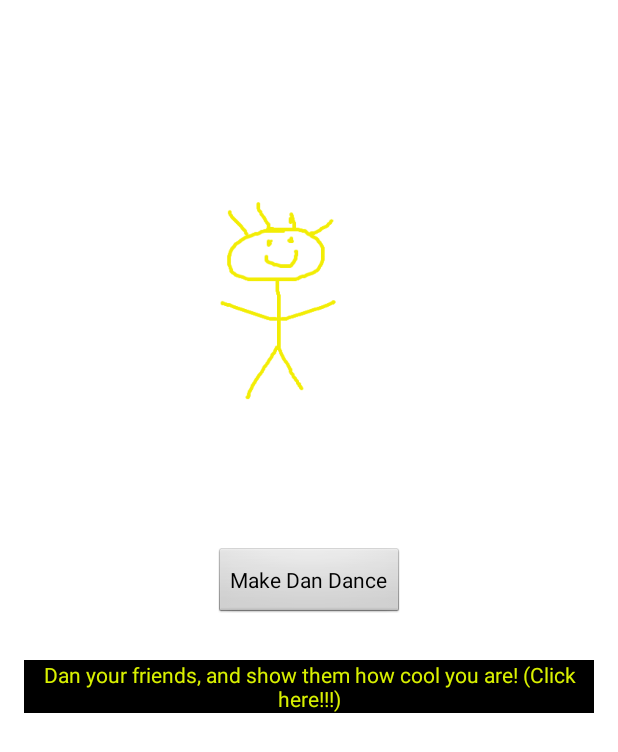
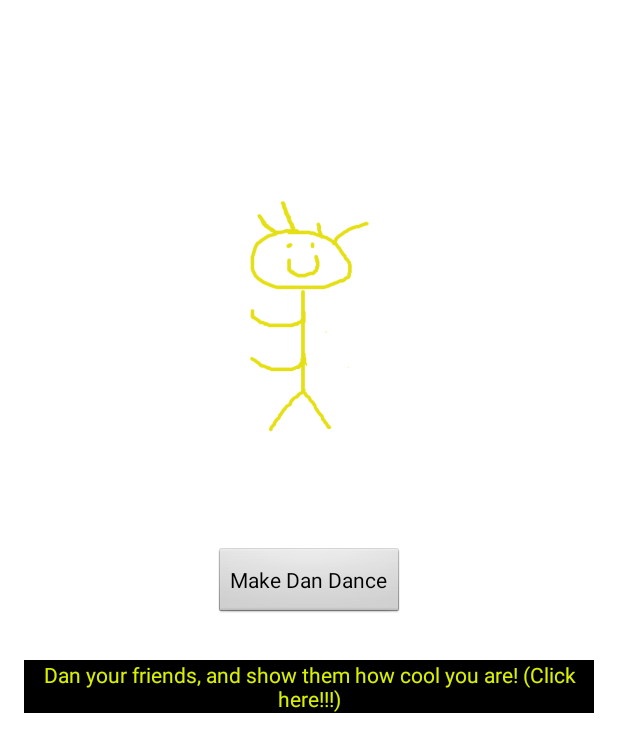
Before and after one commit to bmirisola/Dan-the-Dancing-Yellow-Man, an Android app: the screen it shows after launch (MainActivity), after a tap on "Make Dan Dance", on a phone screen of 412 x 824 dp. Shown: the top 752 px of the screen. Run offline under Robolectric (Android 15) with nearby library versions, the phone set to English and light mode, and no system bars; our stand-ins replace AdMob.

Commit message:
added chaning dan picture

```diff
--- /dev/null
+++ b/app/src/main/java/zabbandco/danthedancingyellowman/Constants.java
@@ -0,0 +1,4 @@
+package zabbandco.danthedancingyellowman;
+
+public enum Constants {
+}
--- a/app/src/main/java/zabbandco/danthedancingyellowman/MainActivity.java
+++ b/app/src/main/java/zabbandco/danthedancingyellowman/MainActivity.java
@@ -1,15 +1,19 @@
 package zabbandco.danthedancingyellowman;
 
 import android.app.Activity;
+import android.content.res.TypedArray;
 import android.os.Bundle;
 import android.view.View;
 import android.widget.Button;
+import android.widget.ImageView;
 
 // <string name="banner_ad_unit_id">ca-app-pub-3940256099942544/6300978111</string> - test
 // <string name="banner_ad_unit_id">ca-app-pub-9744674999881322/4453831094</string> - real bottom
 
 public class MainActivity extends Activity {
-    Button danceButton;
+    private Button danceButton;
+    private TypedArray danImgs;
+    ImageView dancer;
 
 
     @Override
@@ -17,18 +21,22 @@ public class MainActivity extends Activity {
         super.onCreate(savedInstanceState);
         setContentView(R.layout.activity_main);
         danceButton = findViewById(R.id.dance_button);
+        danImgs = getResources().obtainTypedArray(R.array.dan_imgs);
+        dancer = findViewById(R.id.dan);
 
         danceButton.setOnClickListener(new View.OnClickListener() {
             @Override
             public void onClick(View v) {
-
+                Dan.changeDan(dancer, danImgs);
             }
         });
     }
 
     protected void onStart() {
-
         super.onStart();
+        if(Dan.counter != 0){
+            dancer.setImageResource(danImgs.getResourceId(Dan.counter, 0));
+        }
     }
 
     protected void onResume() {
--- /dev/null
+++ b/app/src/main/java/zabbandco/danthedancingyellowman/Views.java
@@ -0,0 +1,4 @@
+package zabbandco.danthedancingyellowman;
+
+public class Views {
+}
```
